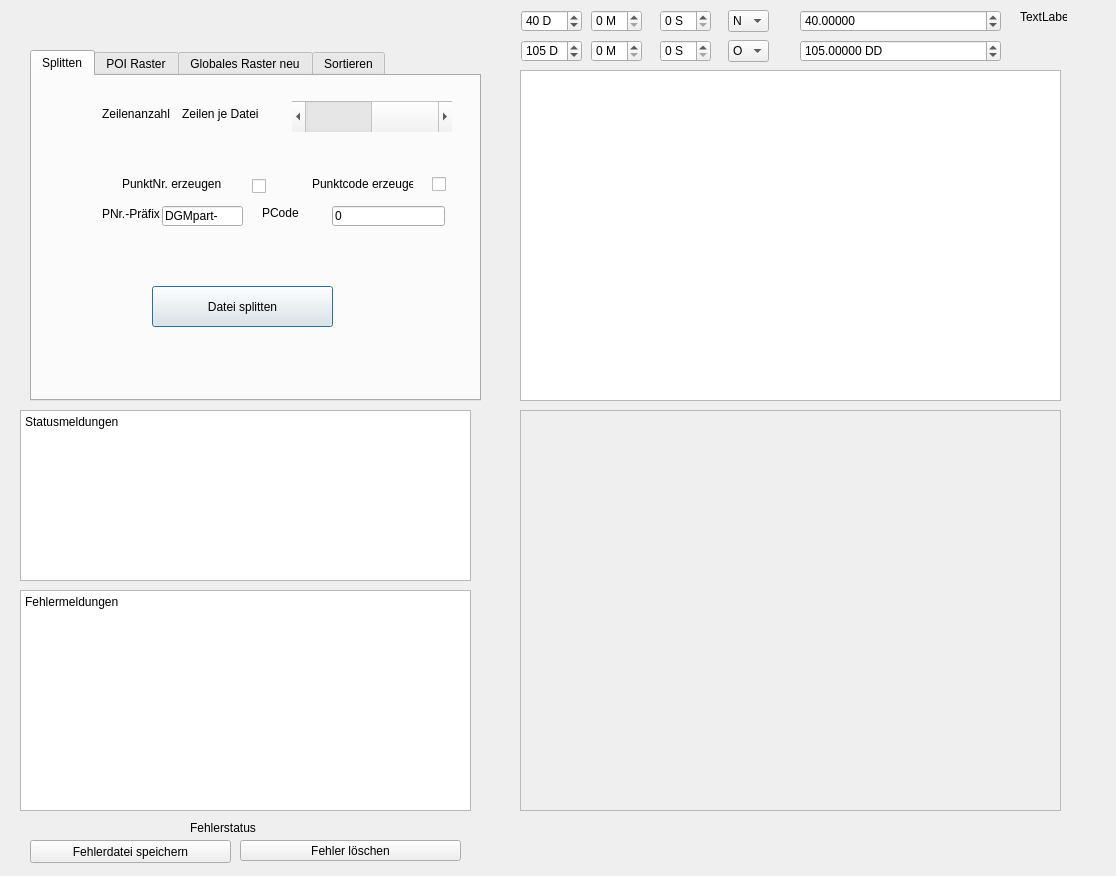
Above: latloncalc/latloncalc_dialog_base.ui from Geo-Office/qgis-latlong before the change. Below: the same form after it.
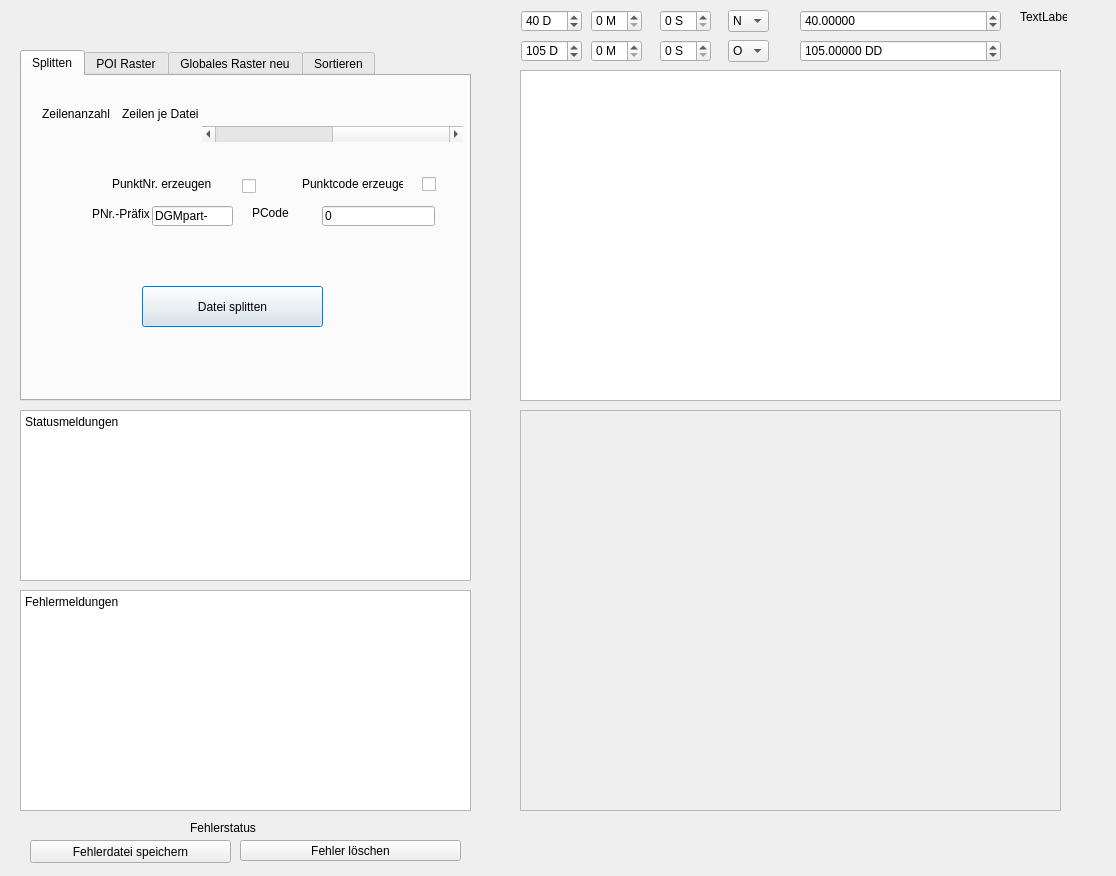
That is the form after the change.

```diff
--- a/latloncalc/latloncalc_dialog_base.ui
+++ b/latloncalc/latloncalc_dialog_base.ui
@@ -16,7 +16,7 @@
   <widget class="QTabWidget" name="tabWidget">
    <property name="geometry">
     <rect>
-     <x>30</x>
+     <x>20</x>
      <y>50</y>
      <width>451</width>
      <height>351</height>
@@ -32,10 +32,10 @@
     <widget class="QScrollBar" name="splitHorizontalScrollBar">
      <property name="geometry">
       <rect>
-       <x>260</x>
-       <y>25</y>
-       <width>160</width>
-       <height>31</height>
+       <x>180</x>
+       <y>50</y>
+       <width>261</width>
+       <height>16</height>
       </rect>
      </property>
      <property name="minimum">
@@ -60,7 +60,7 @@
     <widget class="QLabel" name="spltHorizontalBarLbl">
      <property name="geometry">
       <rect>
-       <x>150</x>
+       <x>100</x>
        <y>30</y>
        <width>91</width>
        <height>16</height>
@@ -73,7 +73,7 @@
     <widget class="QLabel" name="counterSplitHorizontalBarSliderLbl">
      <property name="geometry">
       <rect>
-       <x>70</x>
+       <x>20</x>
        <y>30</y>
        <width>81</width>
        <height>16</height>
```
